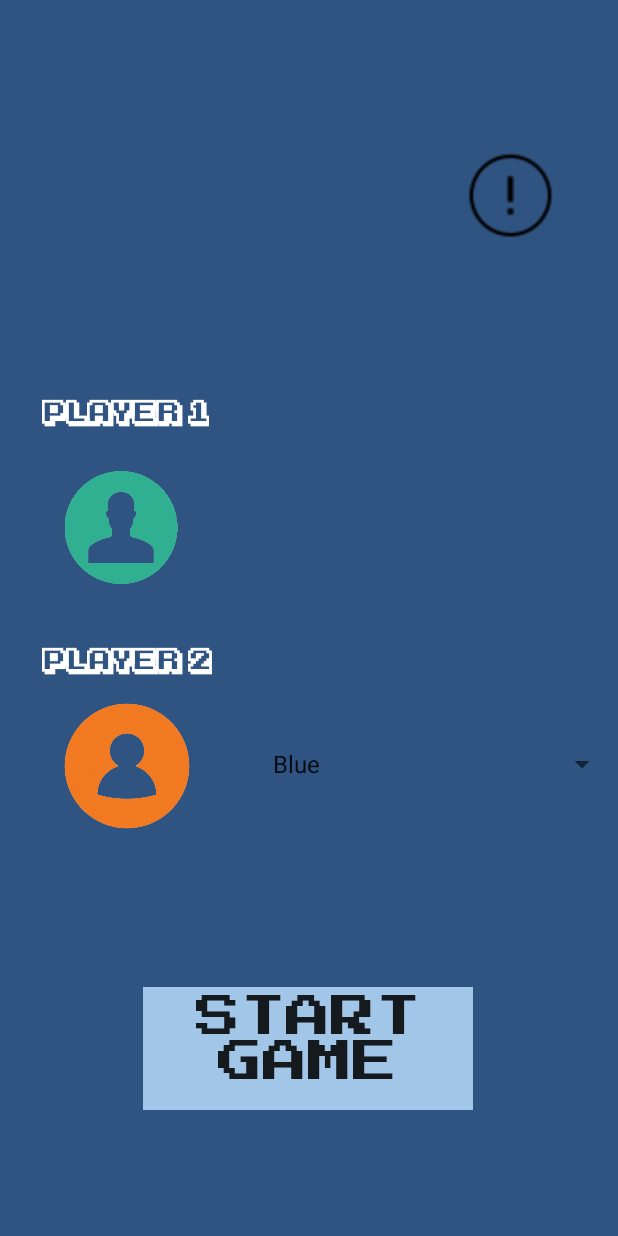
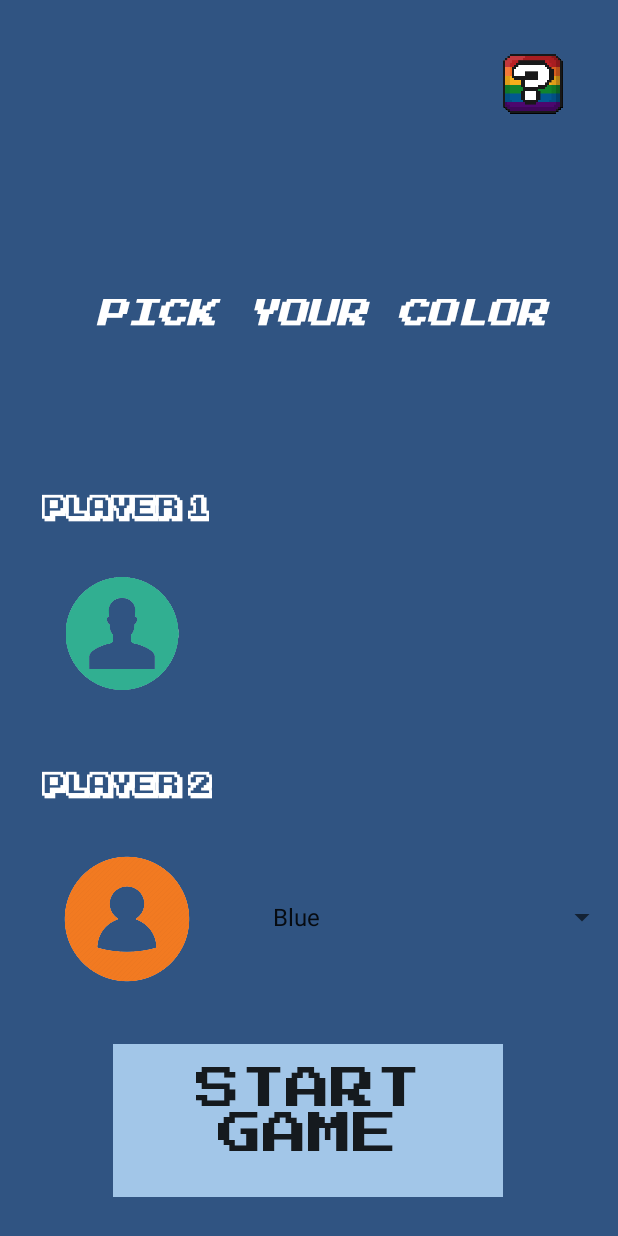
Before and after one commit to romerotac/SquareGame, an Android app: the SelectionPage screen opened directly, with no data from a screen before it, on a phone screen of 412 x 824 dp. Run offline under Robolectric (Android 15) with nearby library versions, the phone set to English and light mode, and no system bars.

Commit message:
Selection page edits are done

```diff
--- a/app/src/main/res/layout/activity_game_play.xml
+++ b/app/src/main/res/layout/activity_game_play.xml
@@ -557,17 +557,17 @@
 
     <ImageView
         android:id="@+id/question_mark_button"
-        android:layout_width="112dp"
-        android:layout_height="52dp"
+        android:layout_width="97dp"
+        android:layout_height="65dp"
         android:layout_marginEnd="24dp"
         android:layout_marginRight="24dp"
         app:layout_constraintBottom_toTopOf="@+id/second_player_point"
         app:layout_constraintEnd_toEndOf="parent"
-        app:layout_constraintHorizontal_bias="0.977"
+        app:layout_constraintHorizontal_bias="1.0"
         app:layout_constraintStart_toStartOf="@+id/guideline"
         app:layout_constraintTop_toTopOf="@+id/guideline3"
         app:layout_constraintVertical_bias="0.0"
-        app:srcCompat="@drawable/question_mark_butoon_4" />
+        app:srcCompat="@drawable/question_mark_new" />
 
     <androidx.constraintlayout.widget.Guideline
         android:id="@+id/guideline"
--- a/app/src/main/res/layout/activity_result.xml
+++ b/app/src/main/res/layout/activity_result.xml
@@ -89,7 +89,7 @@
         android:layout_width="wrap_content"
         android:layout_height="wrap_content"
         android:orientation="horizontal"
-        app:layout_constraintGuide_end="199dp" />
+        app:layout_constraintGuide_end="114dp" />
 
     <androidx.constraintlayout.widget.Barrier
         android:id="@+id/barrier"
--- a/app/src/main/res/layout/activity_selection_page.xml
+++ b/app/src/main/res/layout/activity_selection_page.xml
@@ -7,33 +7,51 @@
     android:background="#305482"
     tools:context=".SelectionPage">
 
+    <!--    <Spinner-->
+    <!--        android:id="@+id/spinner"-->
+    <!--        android:layout_width="160dp"-->
+    <!--        android:layout_height="55dp"-->
+    <!--        app:layout_constraintBottom_toBottomOf="@+id/textView"-->
+    <!--        app:layout_constraintEnd_toEndOf="parent"-->
+    <!--        app:layout_constraintStart_toEndOf="@+id/textView"-->
+    <!--        app:layout_constraintTop_toTopOf="@+id/textView"-->
+    <!--        tools:ignore="MissingConstraints" />-->
+
     <ImageView
         android:id="@+id/question_mark_button"
-        android:layout_width="143dp"
-        android:layout_height="59dp"
+        android:layout_width="113dp"
+        android:layout_height="45dp"
+        app:layout_constraintBottom_toTopOf="@+id/guideline16"
+        app:layout_constraintEnd_toEndOf="parent"
+        app:layout_constraintHorizontal_bias="1.0"
+        app:layout_constraintStart_toStartOf="parent"
+        app:layout_constraintTop_toTopOf="parent"
+        app:layout_constraintVertical_bias="0.471"
+        app:srcCompat="@drawable/question_mark_new"
+        tools:ignore="MissingConstraints" />
+
+    <TextView
+        android:id="@+id/easy"
+        android:layout_width="348dp"
+        android:layout_height="32dp"
+        android:fontFamily="@font/press_start_2p"
+        android:text="@string/pick_your_color"
+        android:textAllCaps="true"
+        android:textColor="#FFFFFF"
+        android:textSize="20sp"
+        android:textStyle="bold|italic"
         app:layout_constraintBottom_toTopOf="@+id/guideline12"
         app:layout_constraintEnd_toEndOf="parent"
         app:layout_constraintHorizontal_bias="1.0"
         app:layout_constraintStart_toStartOf="parent"
-        app:layout_constraintTop_toTopOf="parent"
-        app:srcCompat="@drawable/question_mark_button_6"
-        tools:ignore="MissingConstraints" />
-
-<!--    <Spinner-->
-<!--        android:id="@+id/spinner"-->
-<!--        android:layout_width="160dp"-->
-<!--        android:layout_height="55dp"-->
-<!--        app:layout_constraintBottom_toBottomOf="@+id/textView"-->
-<!--        app:layout_constraintEnd_toEndOf="parent"-->
-<!--        app:layout_constraintStart_toEndOf="@+id/textView"-->
-<!--        app:layout_constraintTop_toTopOf="@+id/textView"-->
-<!--        tools:ignore="MissingConstraints" />-->
+        app:layout_constraintTop_toTopOf="@+id/guideline16"
+        app:layout_constraintVertical_bias="0.551" />
 
     <Button
         android:id="@+id/button_game"
         style="@style/Widget.AppCompat.Button.Borderless.Colored"
-        android:layout_width="220dp"
-        android:layout_height="82dp"
+        android:layout_width="260dp"
+        android:layout_height="102dp"
         android:layout_marginTop="52dp"
         android:background="#A2C6E8"
         android:fontFamily="@font/press_start_2p"
@@ -45,7 +63,7 @@
         app:layout_constraintHorizontal_bias="0.497"
         app:layout_constraintStart_toStartOf="parent"
         app:layout_constraintTop_toTopOf="@+id/guideline13"
-        app:layout_constraintVertical_bias="0.287"
+        app:layout_constraintVertical_bias="1.0"
         tools:ignore="MissingConstraints"
         tools:visibility="visible" />
 
@@ -81,10 +99,10 @@
         android:id="@+id/imageView25"
         android:layout_width="89dp"
         android:layout_height="75dp"
-        android:layout_marginBottom="32dp"
+        android:layout_marginBottom="20dp"
         app:layout_constraintBottom_toTopOf="@+id/guideline11"
         app:layout_constraintEnd_toEndOf="@+id/textView"
-        app:layout_constraintHorizontal_bias="0.366"
+        app:layout_constraintHorizontal_bias="0.409"
         app:layout_constraintStart_toStartOf="@+id/textView"
         app:srcCompat="@drawable/avatar_1_removed" />
 
@@ -103,34 +121,34 @@
         android:layout_width="wrap_content"
         android:layout_height="wrap_content"
         android:orientation="horizontal"
-        app:layout_constraintGuide_end="403dp" />
+        app:layout_constraintGuide_end="344dp" />
 
     <androidx.constraintlayout.widget.Guideline
         android:id="@+id/guideline12"
         android:layout_width="wrap_content"
         android:layout_height="wrap_content"
         android:orientation="horizontal"
-        app:layout_constraintGuide_end="564dp" />
+        app:layout_constraintGuide_end="525dp" />
 
     <androidx.constraintlayout.widget.Guideline
         android:id="@+id/guideline13"
         android:layout_width="wrap_content"
         android:layout_height="wrap_content"
         android:orientation="horizontal"
-        app:layout_constraintGuide_end="241dp" />
+        app:layout_constraintGuide_end="139dp" />
 
     <androidx.constraintlayout.widget.Guideline
         android:id="@+id/guideline14"
         android:layout_width="wrap_content"
         android:layout_height="wrap_content"
         android:orientation="horizontal"
-        app:layout_constraintGuide_end="29dp" />
+        app:layout_constraintGuide_end="26dp" />
 
     <TextView
         android:id="@+id/textView"
         android:layout_width="wrap_content"
         android:layout_height="wrap_content"
-        android:layout_marginTop="4dp"
+        android:layout_marginTop="28dp"
         android:fontFamily="@font/ka1"
         android:text="@string/player_1"
         android:textColor="@android:color/background_light"
@@ -144,7 +162,7 @@
         android:id="@+id/textView2"
         android:layout_width="wrap_content"
         android:layout_height="wrap_content"
-        android:layout_marginTop="8dp"
+        android:layout_marginTop="32dp"
         android:fontFamily="@font/ka1"
         android:text="PLAYER 2"
         android:textColor="@android:color/background_light"
@@ -154,4 +172,11 @@
         app:layout_constraintStart_toStartOf="parent"
         app:layout_constraintTop_toTopOf="@+id/guideline11" />
 
+    <androidx.constraintlayout.widget.Guideline
+        android:id="@+id/guideline16"
+        android:layout_width="wrap_content"
+        android:layout_height="wrap_content"
+        android:orientation="horizontal"
+        app:layout_constraintGuide_begin="116dp" />
+
 </androidx.constraintlayout.widget.ConstraintLayout>
--- a/app/src/main/res/layout/activity_settings.xml
+++ b/app/src/main/res/layout/activity_settings.xml
@@ -63,10 +63,10 @@
         android:id="@+id/textView3"
         android:layout_width="wrap_content"
         android:layout_height="wrap_content"
-        android:fontFamily="monospace"
+        android:fontFamily="@font/press_start_2p"
         android:text="Sounds:"
         android:textAllCaps="true"
-        android:textSize="30sp"
+        android:textSize="18sp"
         app:layout_constraintBottom_toBottomOf="@+id/textView6"
         app:layout_constraintEnd_toStartOf="@+id/seekBar"
         app:layout_constraintHorizontal_bias="0.38"
@@ -78,10 +78,10 @@
         android:id="@+id/textView6"
         android:layout_width="wrap_content"
         android:layout_height="wrap_content"
-        android:fontFamily="monospace"
+        android:fontFamily="@font/press_start_2p"
         android:text="Music:"
         android:textAllCaps="true"
-        android:textSize="30sp"
+        android:textSize="18sp"
         app:layout_constraintBottom_toBottomOf="@+id/settingsApply"
         app:layout_constraintEnd_toStartOf="@+id/seekBar2"
         app:layout_constraintStart_toStartOf="@+id/settingsBox"
--- a/app/src/main/res/values/strings.xml
+++ b/app/src/main/res/values/strings.xml
@@ -21,6 +21,7 @@
     <string name="player_completes_a_square_will_score_1_point_and_gets_a_bonus_turn">Player completes a square will score 1 point and gets a bonus turn.</string>
     <string name="completing_all_squares_in_the_grid_who_has_a_higher_score_will_win_the_game">Completing all squares in the grid, who has a higher score will win the game.</string>
     <string name="it_s_that_easy">It\'s that easy!!</string>
+    <string name="pick_your_color">Pick your color</string>
 
 
     <string-array name="colors">
```
Also changed, not shown: app/src/main/res/drawable/question_mark_new.png (added).
